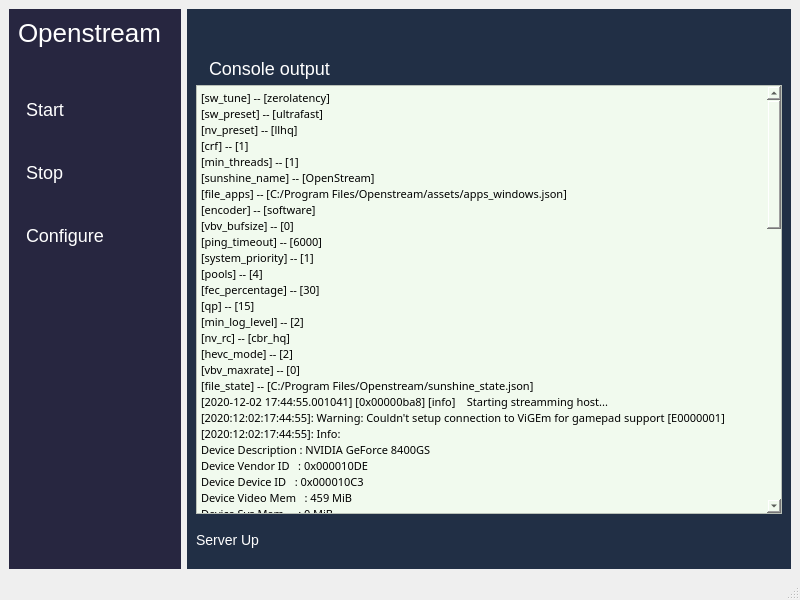
First picture: the form in openstreammainwindow.ui, repository m4rkoup/openstream-server, before the edit.
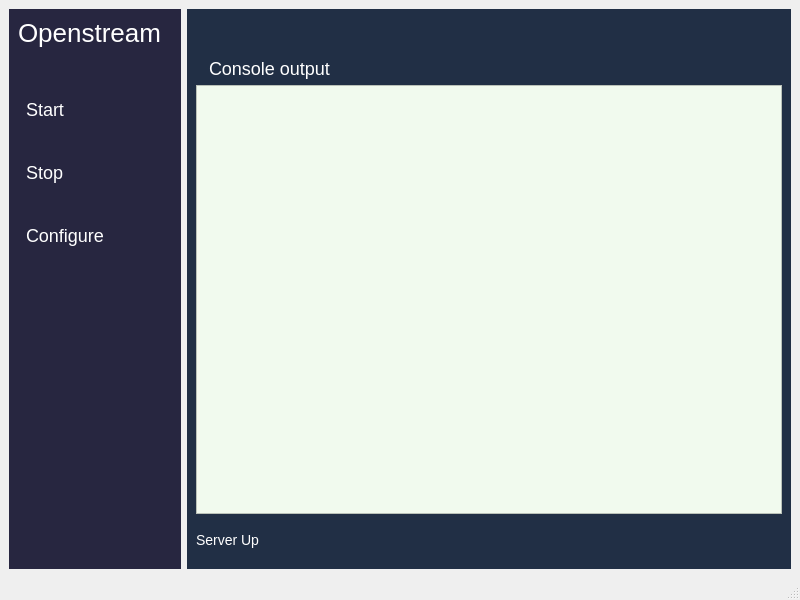
Second picture: the form after the edit. Icons and pictures are not drawn.

Commit message: initial connections to start/stop working

The edit to the form file:
```diff
--- a/openstreammainwindow.ui
+++ b/openstreammainwindow.ui
@@ -284,104 +284,7 @@
 &lt;html&gt;&lt;head&gt;&lt;meta name=&quot;qrichtext&quot; content=&quot;1&quot; /&gt;&lt;style type=&quot;text/css&quot;&gt;
 p, li { white-space: pre-wrap; }
 &lt;/style&gt;&lt;/head&gt;&lt;body style=&quot; font-family:'Arial Black'; font-size:8.25pt; font-weight:400; font-style:normal;&quot;&gt;
-&lt;p style=&quot; margin-top:0px; margin-bottom:0px; margin-left:0px; margin-right:0px; -qt-block-indent:0; text-indent:0px;&quot;&gt;&lt;span style=&quot; font-family:'Open Sans Semibold'; font-size:8pt;&quot;&gt;[sw_tune] -- [zerolatency]&lt;/span&gt;&lt;/p&gt;
-&lt;p style=&quot; margin-top:0px; margin-bottom:0px; margin-left:0px; margin-right:0px; -qt-block-indent:0; text-indent:0px;&quot;&gt;&lt;span style=&quot; font-family:'Open Sans Semibold'; font-size:8pt;&quot;&gt;[sw_preset] -- [ultrafast]&lt;/span&gt;&lt;/p&gt;
-&lt;p style=&quot; margin-top:0px; margin-bottom:0px; margin-left:0px; margin-right:0px; -qt-block-indent:0; text-indent:0px;&quot;&gt;&lt;span style=&quot; font-family:'Open Sans Semibold'; font-size:8pt;&quot;&gt;[nv_preset] -- [llhq]&lt;/span&gt;&lt;/p&gt;
-&lt;p style=&quot; margin-top:0px; margin-bottom:0px; margin-left:0px; margin-right:0px; -qt-block-indent:0; text-indent:0px;&quot;&gt;&lt;span style=&quot; font-family:'Open Sans Semibold'; font-size:8pt;&quot;&gt;[crf] -- [1]&lt;/span&gt;&lt;/p&gt;
-&lt;p style=&quot; margin-top:0px; margin-bottom:0px; margin-left:0px; margin-right:0px; -qt-block-indent:0; text-indent:0px;&quot;&gt;&lt;span style=&quot; font-family:'Open Sans Semibold'; font-size:8pt;&quot;&gt;[min_threads] -- [1]&lt;/span&gt;&lt;/p&gt;
-&lt;p style=&quot; margin-top:0px; margin-bottom:0px; margin-left:0px; margin-right:0px; -qt-block-indent:0; text-indent:0px;&quot;&gt;&lt;span style=&quot; font-family:'Open Sans Semibold'; font-size:8pt;&quot;&gt;[sunshine_name] -- [OpenStream]&lt;/span&gt;&lt;/p&gt;
-&lt;p style=&quot; margin-top:0px; margin-bottom:0px; margin-left:0px; margin-right:0px; -qt-block-indent:0; text-indent:0px;&quot;&gt;&lt;span style=&quot; font-family:'Open Sans Semibold'; font-size:8pt;&quot;&gt;[file_apps] -- [C:/Program Files/Openstream/assets/apps_windows.json]&lt;/span&gt;&lt;/p&gt;
-&lt;p style=&quot; margin-top:0px; margin-bottom:0px; margin-left:0px; margin-right:0px; -qt-block-indent:0; text-indent:0px;&quot;&gt;&lt;span style=&quot; font-family:'Open Sans Semibold'; font-size:8pt;&quot;&gt;[encoder] -- [software]&lt;/span&gt;&lt;/p&gt;
-&lt;p style=&quot; margin-top:0px; margin-bottom:0px; margin-left:0px; margin-right:0px; -qt-block-indent:0; text-indent:0px;&quot;&gt;&lt;span style=&quot; font-family:'Open Sans Semibold'; font-size:8pt;&quot;&gt;[vbv_bufsize] -- [0]&lt;/span&gt;&lt;/p&gt;
-&lt;p style=&quot; margin-top:0px; margin-bottom:0px; margin-left:0px; margin-right:0px; -qt-block-indent:0; text-indent:0px;&quot;&gt;&lt;span style=&quot; font-family:'Open Sans Semibold'; font-size:8pt;&quot;&gt;[ping_timeout] -- [6000]&lt;/span&gt;&lt;/p&gt;
-&lt;p style=&quot; margin-top:0px; margin-bottom:0px; margin-left:0px; margin-right:0px; -qt-block-indent:0; text-indent:0px;&quot;&gt;&lt;span style=&quot; font-family:'Open Sans Semibold'; font-size:8pt;&quot;&gt;[system_priority] -- [1]&lt;/span&gt;&lt;/p&gt;
-&lt;p style=&quot; margin-top:0px; margin-bottom:0px; margin-left:0px; margin-right:0px; -qt-block-indent:0; text-indent:0px;&quot;&gt;&lt;span style=&quot; font-family:'Open Sans Semibold'; font-size:8pt;&quot;&gt;[pools] -- [4]&lt;/span&gt;&lt;/p&gt;
-&lt;p style=&quot; margin-top:0px; margin-bottom:0px; margin-left:0px; margin-right:0px; -qt-block-indent:0; text-indent:0px;&quot;&gt;&lt;span style=&quot; font-family:'Open Sans Semibold'; font-size:8pt;&quot;&gt;[fec_percentage] -- [30]&lt;/span&gt;&lt;/p&gt;
-&lt;p style=&quot; margin-top:0px; margin-bottom:0px; margin-left:0px; margin-right:0px; -qt-block-indent:0; text-indent:0px;&quot;&gt;&lt;span style=&quot; font-family:'Open Sans Semibold'; font-size:8pt;&quot;&gt;[qp] -- [15]&lt;/span&gt;&lt;/p&gt;
-&lt;p style=&quot; margin-top:0px; margin-bottom:0px; margin-left:0px; margin-right:0px; -qt-block-indent:0; text-indent:0px;&quot;&gt;&lt;span style=&quot; font-family:'Open Sans Semibold'; font-size:8pt;&quot;&gt;[min_log_level] -- [2]&lt;/span&gt;&lt;/p&gt;
-&lt;p style=&quot; margin-top:0px; margin-bottom:0px; margin-left:0px; margin-right:0px; -qt-block-indent:0; text-indent:0px;&quot;&gt;&lt;span style=&quot; font-family:'Open Sans Semibold'; font-size:8pt;&quot;&gt;[nv_rc] -- [cbr_hq]&lt;/span&gt;&lt;/p&gt;
-&lt;p style=&quot; margin-top:0px; margin-bottom:0px; margin-left:0px; margin-right:0px; -qt-block-indent:0; text-indent:0px;&quot;&gt;&lt;span style=&quot; font-family:'Open Sans Semibold'; font-size:8pt;&quot;&gt;[hevc_mode] -- [2]&lt;/span&gt;&lt;/p&gt;
-&lt;p style=&quot; margin-top:0px; margin-bottom:0px; margin-left:0px; margin-right:0px; -qt-block-indent:0; text-indent:0px;&quot;&gt;&lt;span style=&quot; font-family:'Open Sans Semibold'; font-size:8pt;&quot;&gt;[vbv_maxrate] -- [0]&lt;/span&gt;&lt;/p&gt;
-&lt;p style=&quot; margin-top:0px; margin-bottom:0px; margin-left:0px; margin-right:0px; -qt-block-indent:0; text-indent:0px;&quot;&gt;&lt;span style=&quot; font-family:'Open Sans Semibold'; font-size:8pt;&quot;&gt;[file_state] -- [C:/Program Files/Openstream/sunshine_state.json]&lt;/span&gt;&lt;/p&gt;
-&lt;p style=&quot; margin-top:0px; margin-bottom:0px; margin-left:0px; margin-right:0px; -qt-block-indent:0; text-indent:0px;&quot;&gt;&lt;span style=&quot; font-family:'Open Sans Semibold'; font-size:8pt;&quot;&gt;[2020-12-02 17:44:55.001041] [0x00000ba8] [info]    Starting streamming host...&lt;/span&gt;&lt;/p&gt;
-&lt;p style=&quot; margin-top:0px; margin-bottom:0px; margin-left:0px; margin-right:0px; -qt-block-indent:0; text-indent:0px;&quot;&gt;&lt;span style=&quot; font-family:'Open Sans Semibold'; font-size:8pt;&quot;&gt;[2020:12:02:17:44:55]: Warning: Couldn't setup connection to ViGEm for gamepad support [E0000001]&lt;/span&gt;&lt;/p&gt;
-&lt;p style=&quot; margin-top:0px; margin-bottom:0px; margin-left:0px; margin-right:0px; -qt-block-indent:0; text-indent:0px;&quot;&gt;&lt;span style=&quot; font-family:'Open Sans Semibold'; font-size:8pt;&quot;&gt;[2020:12:02:17:44:55]: Info: &lt;/span&gt;&lt;/p&gt;
-&lt;p style=&quot; margin-top:0px; margin-bottom:0px; margin-left:0px; margin-right:0px; -qt-block-indent:0; text-indent:0px;&quot;&gt;&lt;span style=&quot; font-family:'Open Sans Semibold'; font-size:8pt;&quot;&gt;Device Description : NVIDIA GeForce 8400GS&lt;/span&gt;&lt;/p&gt;
-&lt;p style=&quot; margin-top:0px; margin-bottom:0px; margin-left:0px; margin-right:0px; -qt-block-indent:0; text-indent:0px;&quot;&gt;&lt;span style=&quot; font-family:'Open Sans Semibold'; font-size:8pt;&quot;&gt;Device Vendor ID   : 0x000010DE&lt;/span&gt;&lt;/p&gt;
-&lt;p style=&quot; margin-top:0px; margin-bottom:0px; margin-left:0px; margin-right:0px; -qt-block-indent:0; text-indent:0px;&quot;&gt;&lt;span style=&quot; font-family:'Open Sans Semibold'; font-size:8pt;&quot;&gt;Device Device ID   : 0x000010C3&lt;/span&gt;&lt;/p&gt;
-&lt;p style=&quot; margin-top:0px; margin-bottom:0px; margin-left:0px; margin-right:0px; -qt-block-indent:0; text-indent:0px;&quot;&gt;&lt;span style=&quot; font-family:'Open Sans Semibold'; font-size:8pt;&quot;&gt;Device Video Mem   : 459 MiB&lt;/span&gt;&lt;/p&gt;
-&lt;p style=&quot; margin-top:0px; margin-bottom:0px; margin-left:0px; margin-right:0px; -qt-block-indent:0; text-indent:0px;&quot;&gt;&lt;span style=&quot; font-family:'Open Sans Semibold'; font-size:8pt;&quot;&gt;Device Sys Mem     : 0 MiB&lt;/span&gt;&lt;/p&gt;
-&lt;p style=&quot; margin-top:0px; margin-bottom:0px; margin-left:0px; margin-right:0px; -qt-block-indent:0; text-indent:0px;&quot;&gt;&lt;span style=&quot; font-family:'Open Sans Semibold'; font-size:8pt;&quot;&gt;Share Sys Mem      : 3583 MiB&lt;/span&gt;&lt;/p&gt;
-&lt;p style=&quot; margin-top:0px; margin-bottom:0px; margin-left:0px; margin-right:0px; -qt-block-indent:0; text-indent:0px;&quot;&gt;&lt;span style=&quot; font-family:'Open Sans Semibold'; font-size:8pt;&quot;&gt;Feature Level      : 0x0000A100&lt;/span&gt;&lt;/p&gt;
-&lt;p style=&quot; margin-top:0px; margin-bottom:0px; margin-left:0px; margin-right:0px; -qt-block-indent:0; text-indent:0px;&quot;&gt;&lt;span style=&quot; font-family:'Open Sans Semibold'; font-size:8pt;&quot;&gt;Capture size       : 1360x768&lt;/span&gt;&lt;/p&gt;
-&lt;p style=&quot; margin-top:0px; margin-bottom:0px; margin-left:0px; margin-right:0px; -qt-block-indent:0; text-indent:0px;&quot;&gt;&lt;span style=&quot; font-family:'Open Sans Semibold'; font-size:8pt;&quot;&gt;[2020:12:02:17:44:55]: Info: &lt;/span&gt;&lt;/p&gt;
-&lt;p style=&quot; margin-top:0px; margin-bottom:0px; margin-left:0px; margin-right:0px; -qt-block-indent:0; text-indent:0px;&quot;&gt;&lt;span style=&quot; font-family:'Open Sans Semibold'; font-size:8pt;&quot;&gt;Device Description : NVIDIA GeForce 8400GS&lt;/span&gt;&lt;/p&gt;
-&lt;p style=&quot; margin-top:0px; margin-bottom:0px; margin-left:0px; margin-right:0px; -qt-block-indent:0; text-indent:0px;&quot;&gt;&lt;span style=&quot; font-family:'Open Sans Semibold'; font-size:8pt;&quot;&gt;Device Vendor ID   : 0x000010DE&lt;/span&gt;&lt;/p&gt;
-&lt;p style=&quot; margin-top:0px; margin-bottom:0px; margin-left:0px; margin-right:0px; -qt-block-indent:0; text-indent:0px;&quot;&gt;&lt;span style=&quot; font-family:'Open Sans Semibold'; font-size:8pt;&quot;&gt;Device Device ID   : 0x000010C3&lt;/span&gt;&lt;/p&gt;
-&lt;p style=&quot; margin-top:0px; margin-bottom:0px; margin-left:0px; margin-right:0px; -qt-block-indent:0; text-indent:0px;&quot;&gt;&lt;span style=&quot; font-family:'Open Sans Semibold'; font-size:8pt;&quot;&gt;Device Video Mem   : 459 MiB&lt;/span&gt;&lt;/p&gt;
-&lt;p style=&quot; margin-top:0px; margin-bottom:0px; margin-left:0px; margin-right:0px; -qt-block-indent:0; text-indent:0px;&quot;&gt;&lt;span style=&quot; font-family:'Open Sans Semibold'; font-size:8pt;&quot;&gt;Device Sys Mem     : 0 MiB&lt;/span&gt;&lt;/p&gt;
-&lt;p style=&quot; margin-top:0px; margin-bottom:0px; margin-left:0px; margin-right:0px; -qt-block-indent:0; text-indent:0px;&quot;&gt;&lt;span style=&quot; font-family:'Open Sans Semibold'; font-size:8pt;&quot;&gt;Share Sys Mem      : 3583 MiB&lt;/span&gt;&lt;/p&gt;
-&lt;p style=&quot; margin-top:0px; margin-bottom:0px; margin-left:0px; margin-right:0px; -qt-block-indent:0; text-indent:0px;&quot;&gt;&lt;span style=&quot; font-family:'Open Sans Semibold'; font-size:8pt;&quot;&gt;Feature Level      : 0x0000A100&lt;/span&gt;&lt;/p&gt;
-&lt;p style=&quot; margin-top:0px; margin-bottom:0px; margin-left:0px; margin-right:0px; -qt-block-indent:0; text-indent:0px;&quot;&gt;&lt;span style=&quot; font-family:'Open Sans Semibold'; font-size:8pt;&quot;&gt;Capture size       : 1360x768&lt;/span&gt;&lt;/p&gt;
-&lt;p style=&quot; margin-top:0px; margin-bottom:0px; margin-left:0px; margin-right:0px; -qt-block-indent:0; text-indent:0px;&quot;&gt;&lt;span style=&quot; font-family:'Open Sans Semibold'; font-size:8pt;&quot;&gt;[2020:12:02:17:44:55]: Info: &lt;/span&gt;&lt;/p&gt;
-&lt;p style=&quot; margin-top:0px; margin-bottom:0px; margin-left:0px; margin-right:0px; -qt-block-indent:0; text-indent:0px;&quot;&gt;&lt;span style=&quot; font-family:'Open Sans Semibold'; font-size:8pt;&quot;&gt;Device Description : NVIDIA GeForce 8400GS&lt;/span&gt;&lt;/p&gt;
-&lt;p style=&quot; margin-top:0px; margin-bottom:0px; margin-left:0px; margin-right:0px; -qt-block-indent:0; text-indent:0px;&quot;&gt;&lt;span style=&quot; font-family:'Open Sans Semibold'; font-size:8pt;&quot;&gt;Device Vendor ID   : 0x000010DE&lt;/span&gt;&lt;/p&gt;
-&lt;p style=&quot; margin-top:0px; margin-bottom:0px; margin-left:0px; margin-right:0px; -qt-block-indent:0; text-indent:0px;&quot;&gt;&lt;span style=&quot; font-family:'Open Sans Semibold'; font-size:8pt;&quot;&gt;Device Device ID   : 0x000010C3&lt;/span&gt;&lt;/p&gt;
-&lt;p style=&quot; margin-top:0px; margin-bottom:0px; margin-left:0px; margin-right:0px; -qt-block-indent:0; text-indent:0px;&quot;&gt;&lt;span style=&quot; font-family:'Open Sans Semibold'; font-size:8pt;&quot;&gt;Device Video Mem   : 459 MiB&lt;/span&gt;&lt;/p&gt;
-&lt;p style=&quot; margin-top:0px; margin-bottom:0px; margin-left:0px; margin-right:0px; -qt-block-indent:0; text-indent:0px;&quot;&gt;&lt;span style=&quot; font-family:'Open Sans Semibold'; font-size:8pt;&quot;&gt;Device Sys Mem     : 0 MiB&lt;/span&gt;&lt;/p&gt;
-&lt;p style=&quot; margin-top:0px; margin-bottom:0px; margin-left:0px; margin-right:0px; -qt-block-indent:0; text-indent:0px;&quot;&gt;&lt;span style=&quot; font-family:'Open Sans Semibold'; font-size:8pt;&quot;&gt;Share Sys Mem      : 3583 MiB&lt;/span&gt;&lt;/p&gt;
-&lt;p style=&quot; margin-top:0px; margin-bottom:0px; margin-left:0px; margin-right:0px; -qt-block-indent:0; text-indent:0px;&quot;&gt;&lt;span style=&quot; font-family:'Open Sans Semibold'; font-size:8pt;&quot;&gt;Feature Level      : 0x0000A100&lt;/span&gt;&lt;/p&gt;
-&lt;p style=&quot; margin-top:0px; margin-bottom:0px; margin-left:0px; margin-right:0px; -qt-block-indent:0; text-indent:0px;&quot;&gt;&lt;span style=&quot; font-family:'Open Sans Semibold'; font-size:8pt;&quot;&gt;Capture size       : 1360x768&lt;/span&gt;&lt;/p&gt;
-&lt;p style=&quot;-qt-paragraph-type:empty; margin-top:0px; margin-bottom:0px; margin-left:0px; margin-right:0px; -qt-block-indent:0; text-indent:0px; font-family:'Open Sans Semibold'; font-size:8pt;&quot;&gt;&lt;br /&gt;&lt;/p&gt;
-&lt;p style=&quot; margin-top:0px; margin-bottom:0px; margin-left:0px; margin-right:0px; -qt-block-indent:0; text-indent:0px;&quot;&gt;&lt;span style=&quot; font-family:'Open Sans Semibold'; font-size:8pt; color:#000000;&quot;&gt;x265 [info]: HEVC encoder version 3.4&lt;/span&gt;&lt;/p&gt;
-&lt;p style=&quot; margin-top:0px; margin-bottom:0px; margin-left:0px; margin-right:0px; -qt-block-indent:0; text-indent:0px;&quot;&gt;&lt;span style=&quot; font-family:'Open Sans Semibold'; font-size:8pt; color:#000000;&quot;&gt;x265 [info]: build info [Windows][GCC 10.1.0][64 bit] 8bit+10bit+12bit&lt;/span&gt;&lt;/p&gt;
-&lt;p style=&quot; margin-top:0px; margin-bottom:0px; margin-left:0px; margin-right:0px; -qt-block-indent:0; text-indent:0px;&quot;&gt;&lt;span style=&quot; font-family:'Open Sans Semibold'; font-size:8pt; color:#000000;&quot;&gt;x265 [info]: using cpu capabilities: MMX2 SSE2Fast SSSE3 SSE4.2 AVX&lt;/span&gt;&lt;/p&gt;
-&lt;p style=&quot; margin-top:0px; margin-bottom:0px; margin-left:0px; margin-right:0px; -qt-block-indent:0; text-indent:0px;&quot;&gt;&lt;span style=&quot; font-family:'Open Sans Semibold'; font-size:8pt; color:#000000;&quot;&gt;x265 [info]: Main profile, Level-4.1 (Main tier)&lt;/span&gt;&lt;/p&gt;
-&lt;p style=&quot; margin-top:0px; margin-bottom:0px; margin-left:0px; margin-right:0px; -qt-block-indent:0; text-indent:0px;&quot;&gt;&lt;span style=&quot; font-family:'Open Sans Semibold'; font-size:8pt; color:#000000;&quot;&gt;x265 [info]: Thread pool created using 4 threads&lt;/span&gt;&lt;/p&gt;
-&lt;p style=&quot; margin-top:0px; margin-bottom:0px; margin-left:0px; margin-right:0px; -qt-block-indent:0; text-indent:0px;&quot;&gt;&lt;span style=&quot; font-family:'Open Sans Semibold'; font-size:8pt; color:#000000;&quot;&gt;x265 [info]: Slices                              : 1&lt;/span&gt;&lt;/p&gt;
-&lt;p style=&quot; margin-top:0px; margin-bottom:0px; margin-left:0px; margin-right:0px; -qt-block-indent:0; text-indent:0px;&quot;&gt;&lt;span style=&quot; font-family:'Open Sans Semibold'; font-size:8pt; color:#000000;&quot;&gt;x265 [info]: frame threads / pool features       : 1 / wpp(34 rows)+pmode&lt;/span&gt;&lt;/p&gt;
-&lt;p style=&quot; margin-top:0px; margin-bottom:0px; margin-left:0px; margin-right:0px; -qt-block-indent:0; text-indent:0px;&quot;&gt;&lt;span style=&quot; font-family:'Open Sans Semibold'; font-size:8pt; color:#000000;&quot;&gt;x265 [warning]: VBV maxrate specified, but no bufsize, ignored&lt;/span&gt;&lt;/p&gt;
-&lt;p style=&quot; margin-top:0px; margin-bottom:0px; margin-left:0px; margin-right:0px; -qt-block-indent:0; text-indent:0px;&quot;&gt;&lt;span style=&quot; font-family:'Open Sans Semibold'; font-size:8pt; color:#000000;&quot;&gt;x265 [info]: Coding QT: max CU size, min CU size : 32 / 16&lt;/span&gt;&lt;/p&gt;
-&lt;p style=&quot; margin-top:0px; margin-bottom:0px; margin-left:0px; margin-right:0px; -qt-block-indent:0; text-indent:0px;&quot;&gt;&lt;span style=&quot; font-family:'Open Sans Semibold'; font-size:8pt; color:#000000;&quot;&gt;x265 [info]: Residual QT: max TU size, max depth : 32 / 1 inter / 1 intra&lt;/span&gt;&lt;/p&gt;
-&lt;p style=&quot; margin-top:0px; margin-bottom:0px; margin-left:0px; margin-right:0px; -qt-block-indent:0; text-indent:0px;&quot;&gt;&lt;span style=&quot; font-family:'Open Sans Semibold'; font-size:8pt; color:#000000;&quot;&gt;x265 [info]: ME / range / subpel / merge         : dia / 57 / 0 / 2&lt;/span&gt;&lt;/p&gt;
-&lt;p style=&quot; margin-top:0px; margin-bottom:0px; margin-left:0px; margin-right:0px; -qt-block-indent:0; text-indent:0px;&quot;&gt;&lt;span style=&quot; font-family:'Open Sans Semibold'; font-size:8pt; color:#000000;&quot;&gt;x265 [info]: Keyframe min / max / scenecut       : disabled&lt;/span&gt;&lt;/p&gt;
-&lt;p style=&quot; margin-top:0px; margin-bottom:0px; margin-left:0px; margin-right:0px; -qt-block-indent:0; text-indent:0px;&quot;&gt;&lt;span style=&quot; font-family:'Open Sans Semibold'; font-size:8pt; color:#000000;&quot;&gt;x265 [info]: Lookahead / bframes / badapt        : 0 / 0 / 0&lt;/span&gt;&lt;/p&gt;
-&lt;p style=&quot; margin-top:0px; margin-bottom:0px; margin-left:0px; margin-right:0px; -qt-block-indent:0; text-indent:0px;&quot;&gt;&lt;span style=&quot; font-family:'Open Sans Semibold'; font-size:8pt; color:#000000;&quot;&gt;x265 [info]: b-pyramid / weightp / weightb       : 0 / 0 / 0&lt;/span&gt;&lt;/p&gt;
-&lt;p style=&quot; margin-top:0px; margin-bottom:0px; margin-left:0px; margin-right:0px; -qt-block-indent:0; text-indent:0px;&quot;&gt;&lt;span style=&quot; font-family:'Open Sans Semibold'; font-size:8pt; color:#000000;&quot;&gt;x265 [info]: References / ref-limit  cu / depth  : 1 / off / off&lt;/span&gt;&lt;/p&gt;
-&lt;p style=&quot; margin-top:0px; margin-bottom:0px; margin-left:0px; margin-right:0px; -qt-block-indent:0; text-indent:0px;&quot;&gt;&lt;span style=&quot; font-family:'Open Sans Semibold'; font-size:8pt; color:#000000;&quot;&gt;x265 [info]: Rate Control / qCompress            : CRF-1.0 / 0.60&lt;/span&gt;&lt;/p&gt;
-&lt;p style=&quot; margin-top:0px; margin-bottom:0px; margin-left:0px; margin-right:0px; -qt-block-indent:0; text-indent:0px;&quot;&gt;&lt;span style=&quot; font-family:'Open Sans Semibold'; font-size:8pt; color:#000000;&quot;&gt;x265 [info]: tools: rd=2 psy-rd=2.00 early-skip rskip mode=1 tmvp fast-intra&lt;/span&gt;&lt;/p&gt;
-&lt;p style=&quot; margin-top:0px; margin-bottom:0px; margin-left:0px; margin-right:0px; -qt-block-indent:0; text-indent:0px;&quot;&gt;&lt;span style=&quot; font-family:'Open Sans Semibold'; font-size:8pt; color:#000000;&quot;&gt;x265 [info]: tools: strong-intra-smoothing lslices=6 deblock&lt;/span&gt;&lt;/p&gt;
-&lt;p style=&quot; margin-top:0px; margin-bottom:0px; margin-left:0px; margin-right:0px; -qt-block-indent:0; text-indent:0px;&quot;&gt;&lt;span style=&quot; font-family:'Open Sans Semibold'; font-size:8pt; color:#000000;&quot;&gt;[2020:12:02:17:44:55]: Info: &lt;/span&gt;&lt;/p&gt;
-&lt;p style=&quot; margin-top:0px; margin-bottom:0px; margin-left:0px; margin-right:0px; -qt-block-indent:0; text-indent:0px;&quot;&gt;&lt;span style=&quot; font-family:'Open Sans Semibold'; font-size:8pt; color:#000000;&quot;&gt;Device Description : NVIDIA GeForce 8400GS&lt;/span&gt;&lt;/p&gt;
-&lt;p style=&quot; margin-top:0px; margin-bottom:0px; margin-left:0px; margin-right:0px; -qt-block-indent:0; text-indent:0px;&quot;&gt;&lt;span style=&quot; font-family:'Open Sans Semibold'; font-size:8pt; color:#000000;&quot;&gt;Device Vendor ID   : 0x000010DE&lt;/span&gt;&lt;/p&gt;
-&lt;p style=&quot; margin-top:0px; margin-bottom:0px; margin-left:0px; margin-right:0px; -qt-block-indent:0; text-indent:0px;&quot;&gt;&lt;span style=&quot; font-family:'Open Sans Semibold'; font-size:8pt; color:#000000;&quot;&gt;Device Device ID   : 0x000010C3&lt;/span&gt;&lt;/p&gt;
-&lt;p style=&quot; margin-top:0px; margin-bottom:0px; margin-left:0px; margin-right:0px; -qt-block-indent:0; text-indent:0px;&quot;&gt;&lt;span style=&quot; font-family:'Open Sans Semibold'; font-size:8pt; color:#000000;&quot;&gt;Device Video Mem   : 459 MiB&lt;/span&gt;&lt;/p&gt;
-&lt;p style=&quot; margin-top:0px; margin-bottom:0px; margin-left:0px; margin-right:0px; -qt-block-indent:0; text-indent:0px;&quot;&gt;&lt;span style=&quot; font-family:'Open Sans Semibold'; font-size:8pt; color:#000000;&quot;&gt;Device Sys Mem     : 0 MiB&lt;/span&gt;&lt;/p&gt;
-&lt;p style=&quot; margin-top:0px; margin-bottom:0px; margin-left:0px; margin-right:0px; -qt-block-indent:0; text-indent:0px;&quot;&gt;&lt;span style=&quot; font-family:'Open Sans Semibold'; font-size:8pt; color:#000000;&quot;&gt;Share Sys Mem      : 3583 MiB&lt;/span&gt;&lt;/p&gt;
-&lt;p style=&quot; margin-top:0px; margin-bottom:0px; margin-left:0px; margin-right:0px; -qt-block-indent:0; text-indent:0px;&quot;&gt;&lt;span style=&quot; font-family:'Open Sans Semibold'; font-size:8pt; color:#000000;&quot;&gt;Feature Level      : 0x0000A100&lt;/span&gt;&lt;/p&gt;
-&lt;p style=&quot; margin-top:0px; margin-bottom:0px; margin-left:0px; margin-right:0px; -qt-block-indent:0; text-indent:0px;&quot;&gt;&lt;span style=&quot; font-family:'Open Sans Semibold'; font-size:8pt; color:#000000;&quot;&gt;Capture size       : 1360x768&lt;/span&gt;&lt;/p&gt;
-&lt;p style=&quot; margin-top:0px; margin-bottom:0px; margin-left:0px; margin-right:0px; -qt-block-indent:0; text-indent:0px;&quot;&gt;&lt;span style=&quot; font-family:'Open Sans Semibold'; font-size:8pt; color:#000000;&quot;&gt;[2020:12:02:17:44:55]: Error: Could not send a frame for encoding: Invalid argument&lt;/span&gt;&lt;/p&gt;
-&lt;p style=&quot; margin-top:0px; margin-bottom:0px; margin-left:0px; margin-right:0px; -qt-block-indent:0; text-indent:0px;&quot;&gt;&lt;span style=&quot; font-family:'Open Sans Semibold'; font-size:8pt; color:#000000;&quot;&gt;[2020:12:02:17:44:55]: Info: &lt;/span&gt;&lt;/p&gt;
-&lt;p style=&quot; margin-top:0px; margin-bottom:0px; margin-left:0px; margin-right:0px; -qt-block-indent:0; text-indent:0px;&quot;&gt;&lt;span style=&quot; font-family:'Open Sans Semibold'; font-size:8pt; color:#000000;&quot;&gt;Device Description : NVIDIA GeForce 8400GS&lt;/span&gt;&lt;/p&gt;
-&lt;p style=&quot; margin-top:0px; margin-bottom:0px; margin-left:0px; margin-right:0px; -qt-block-indent:0; text-indent:0px;&quot;&gt;&lt;span style=&quot; font-family:'Open Sans Semibold'; font-size:8pt; color:#000000;&quot;&gt;Device Vendor ID   : 0x000010DE&lt;/span&gt;&lt;/p&gt;
-&lt;p style=&quot; margin-top:0px; margin-bottom:0px; margin-left:0px; margin-right:0px; -qt-block-indent:0; text-indent:0px;&quot;&gt;&lt;span style=&quot; font-family:'Open Sans Semibold'; font-size:8pt; color:#000000;&quot;&gt;Device Device ID   : 0x000010C3&lt;/span&gt;&lt;/p&gt;
-&lt;p style=&quot; margin-top:0px; margin-bottom:0px; margin-left:0px; margin-right:0px; -qt-block-indent:0; text-indent:0px;&quot;&gt;&lt;span style=&quot; font-family:'Open Sans Semibold'; font-size:8pt; color:#000000;&quot;&gt;Device Video Mem   : 459 MiB&lt;/span&gt;&lt;/p&gt;
-&lt;p style=&quot; margin-top:0px; margin-bottom:0px; margin-left:0px; margin-right:0px; -qt-block-indent:0; text-indent:0px;&quot;&gt;&lt;span style=&quot; font-family:'Open Sans Semibold'; font-size:8pt; color:#000000;&quot;&gt;Device Sys Mem     : 0 MiB&lt;/span&gt;&lt;/p&gt;
-&lt;p style=&quot; margin-top:0px; margin-bottom:0px; margin-left:0px; margin-right:0px; -qt-block-indent:0; text-indent:0px;&quot;&gt;&lt;span style=&quot; font-family:'Open Sans Semibold'; font-size:8pt; color:#000000;&quot;&gt;Share Sys Mem      : 3583 MiB&lt;/span&gt;&lt;/p&gt;
-&lt;p style=&quot; margin-top:0px; margin-bottom:0px; margin-left:0px; margin-right:0px; -qt-block-indent:0; text-indent:0px;&quot;&gt;&lt;span style=&quot; font-family:'Open Sans Semibold'; font-size:8pt; color:#000000;&quot;&gt;Feature Level      : 0x0000A100&lt;/span&gt;&lt;/p&gt;
-&lt;p style=&quot; margin-top:0px; margin-bottom:0px; margin-left:0px; margin-right:0px; -qt-block-indent:0; text-indent:0px;&quot;&gt;&lt;span style=&quot; font-family:'Open Sans Semibold'; font-size:8pt; color:#000000;&quot;&gt;Capture size       : 1360x768&lt;/span&gt;&lt;/p&gt;
-&lt;p style=&quot; margin-top:0px; margin-bottom:0px; margin-left:0px; margin-right:0px; -qt-block-indent:0; text-indent:0px;&quot;&gt;&lt;span style=&quot; font-family:'Open Sans Semibold'; font-size:8pt; color:#000000;&quot;&gt;[2020:12:02:17:44:55]: Error: Could not send a frame for encoding: Invalid argument&lt;/span&gt;&lt;/p&gt;
-&lt;p style=&quot; margin-top:0px; margin-bottom:0px; margin-left:0px; margin-right:0px; -qt-block-indent:0; text-indent:0px;&quot;&gt;&lt;span style=&quot; font-family:'Open Sans Semibold'; font-size:8pt; color:#000000;&quot;&gt;[2020:12:02:17:44:55]: Info: &lt;/span&gt;&lt;/p&gt;
-&lt;p style=&quot; margin-top:0px; margin-bottom:0px; margin-left:0px; margin-right:0px; -qt-block-indent:0; text-indent:0px;&quot;&gt;&lt;span style=&quot; font-family:'Open Sans Semibold'; font-size:8pt; color:#000000;&quot;&gt;Device Description : NVIDIA GeForce 8400GS&lt;/span&gt;&lt;/p&gt;
-&lt;p style=&quot; margin-top:0px; margin-bottom:0px; margin-left:0px; margin-right:0px; -qt-block-indent:0; text-indent:0px;&quot;&gt;&lt;span style=&quot; font-family:'Open Sans Semibold'; font-size:8pt; color:#000000;&quot;&gt;Device Vendor ID   : 0x000010DE&lt;/span&gt;&lt;/p&gt;
-&lt;p style=&quot; margin-top:0px; margin-bottom:0px; margin-left:0px; margin-right:0px; -qt-block-indent:0; text-indent:0px;&quot;&gt;&lt;span style=&quot; font-family:'Open Sans Semibold'; font-size:8pt; color:#000000;&quot;&gt;Device Device ID   : 0x000010C3&lt;/span&gt;&lt;/p&gt;
-&lt;p style=&quot; margin-top:0px; margin-bottom:0px; margin-left:0px; margin-right:0px; -qt-block-indent:0; text-indent:0px;&quot;&gt;&lt;span style=&quot; font-family:'Open Sans Semibold'; font-size:8pt; color:#000000;&quot;&gt;Device Video Mem   : 459 MiB&lt;/span&gt;&lt;/p&gt;
-&lt;p style=&quot; margin-top:0px; margin-bottom:0px; margin-left:0px; margin-right:0px; -qt-block-indent:0; text-indent:0px;&quot;&gt;&lt;span style=&quot; font-family:'Open Sans Semibold'; font-size:8pt; color:#000000;&quot;&gt;Device Sys Mem     : 0 MiB&lt;/span&gt;&lt;/p&gt;
-&lt;p style=&quot; margin-top:0px; margin-bottom:0px; margin-left:0px; margin-right:0px; -qt-block-indent:0; text-indent:0px;&quot;&gt;&lt;span style=&quot; font-family:'Open Sans Semibold'; font-size:8pt; color:#000000;&quot;&gt;Share Sys Mem      : 3583 MiB&lt;/span&gt;&lt;/p&gt;
-&lt;p style=&quot; margin-top:0px; margin-bottom:0px; margin-left:0px; margin-right:0px; -qt-block-indent:0; text-indent:0px;&quot;&gt;&lt;span style=&quot; font-family:'Open Sans Semibold'; font-size:8pt; color:#000000;&quot;&gt;Feature Level      : 0x0000A100&lt;/span&gt;&lt;/p&gt;
-&lt;p style=&quot; margin-top:0px; margin-bottom:0px; margin-left:0px; margin-right:0px; -qt-block-indent:0; text-indent:0px;&quot;&gt;&lt;span style=&quot; font-family:'Open Sans Semibold'; font-size:8pt; color:#000000;&quot;&gt;Capture size       : 1360x768&lt;/span&gt;&lt;/p&gt;
-&lt;p style=&quot; margin-top:0px; margin-bottom:0px; margin-left:0px; margin-right:0px; -qt-block-indent:0; text-indent:0px;&quot;&gt;&lt;span style=&quot; font-family:'Open Sans Semibold'; font-size:8pt; color:#000000;&quot;&gt;[2020:12:02:17:44:55]: Error: Could not send a frame for encoding: Invalid argument&lt;/span&gt;&lt;/p&gt;
-&lt;p style=&quot; margin-top:0px; margin-bottom:0px; margin-left:0px; margin-right:0px; -qt-block-indent:0; text-indent:0px;&quot;&gt;&lt;span style=&quot; font-family:'Open Sans Semibold'; font-size:8pt; color:#000000;&quot;&gt;[2020:12:02:17:44:55]: Info: Found encoder software: [libx264, libx265]&lt;/span&gt;&lt;/p&gt;&lt;/body&gt;&lt;/html&gt;</string>
+&lt;p style=&quot;-qt-paragraph-type:empty; margin-top:0px; margin-bottom:0px; margin-left:0px; margin-right:0px; -qt-block-indent:0; text-indent:0px;&quot;&gt;&lt;br /&gt;&lt;/p&gt;&lt;/body&gt;&lt;/html&gt;</string>
           </property>
          </widget>
         </item>
```
Left out of the diff: 4 changed lines with no effect on the pictures. The commit also changes 2 other files.
